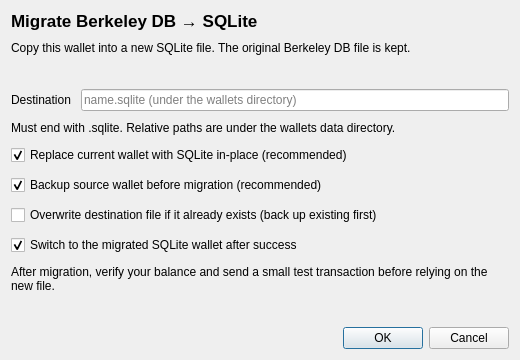
Qt form src/qt/forms/migratewalletdialog.ui (jin7659/xpchain-community-core-upgrade) before a commit.
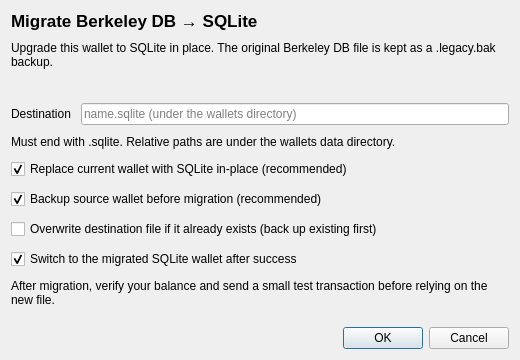
The same form after that commit.

Commit message:
Fix Qt wallet UI inconsistencies and misleading flows
Address follow-up UX issues after File menu cleanup: force legacy HD
when creating a wallet for mnemonic restore, stop advertising an
in-session migrate switch that always restarts, enable Migrate only for
Berkeley DB wallets, add Lock Wallet, gate Taproot on descriptor
wallets, and align staking/migrate/overview copy with actual behavior.

```diff
--- a/src/qt/forms/migratewalletdialog.ui
+++ b/src/qt/forms/migratewalletdialog.ui
@@ -36,7 +36,7 @@
       <bool>true</bool>
      </property>
      <property name="text">
-      <string>Copy this wallet into a new SQLite file. The original Berkeley DB file is kept.</string>
+      <string>Upgrade this wallet to SQLite in place. The original Berkeley DB file is kept as a .legacy.bak backup.</string>
      </property>
     </widget>
    </item>
```
The commit also changes 15 other files.
